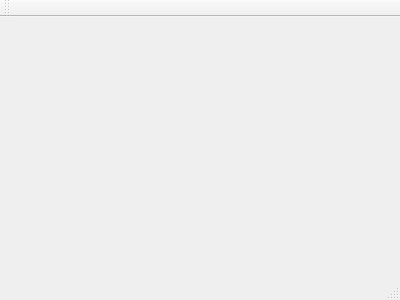
Above: mainwindow.ui from benediktrauch/qt-multilang before the change. Below: the same form after it.
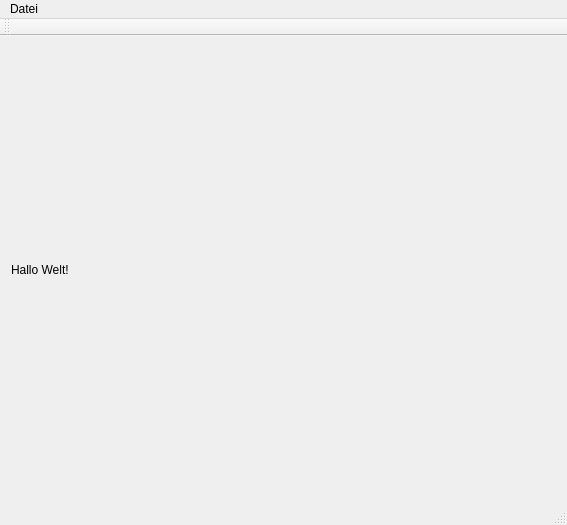
That is the form after the change.

Diff of the .ui file:
```diff
--- a/mainwindow.ui
+++ b/mainwindow.ui
@@ -1,24 +1,58 @@
 <ui version="4.0">
  <class>MainWindow</class>
- <widget class="QMainWindow" name="MainWindow" >
-  <property name="geometry" >
+ <widget class="QMainWindow" name="MainWindow">
+  <property name="geometry">
    <rect>
     <x>0</x>
     <y>0</y>
-    <width>400</width>
-    <height>300</height>
+    <width>567</width>
+    <height>525</height>
    </rect>
   </property>
   <property name="windowTitle" >
    <string>MainWindow</string>
   </property>
-  <widget class="QMenuBar" name="menuBar" />
-  <widget class="QToolBar" name="mainToolBar" />
-  <widget class="QWidget" name="centralWidget" />
-  <widget class="QStatusBar" name="statusBar" />
+  <widget class="QWidget" name="centralWidget">
+   <layout class="QGridLayout" name="gridLayout_2">
+    <item row="0" column="0">
+     <widget class="QLabel" name="helloWorldLabel">
+      <property name="text">
+       <string extracomment="Ein Kommentar.">Hallo Welt!</string>
+      </property>
+      <property name="alignment">
+       <set>Qt::AlignLeading|Qt::AlignLeft|Qt::AlignVCenter</set>
+      </property>
+     </widget>
+    </item>
+   </layout>
+  </widget>
+  <widget class="QMenuBar" name="menuBar">
+   <property name="geometry">
+    <rect>
+     <x>0</x>
+     <y>0</y>
+     <width>567</width>
+     <height>26</height>
+    </rect>
+   </property>
+   <widget class="QMenu" name="menuDatei">
+    <property name="title">
+     <string>Datei</string>
+    </property>
+   </widget>
+   <addaction name="menuDatei"/>
+  </widget>
+  <widget class="QToolBar" name="mainToolBar">
+   <attribute name="toolBarArea">
+    <enum>TopToolBarArea</enum>
+   </attribute>
+   <attribute name="toolBarBreak">
+    <bool>false</bool>
+   </attribute>
+  </widget>
+  <widget class="QStatusBar" name="statusBar"/>
  </widget>
- <layoutDefault spacing="6" margin="11" />
- <pixmapfunction></pixmapfunction>
+ <layoutdefault spacing="6" margin="11"/>
  <resources/>
  <connections/>
 </ui>
```
Left out of the diff: 3 changed lines with no effect on the pictures.
